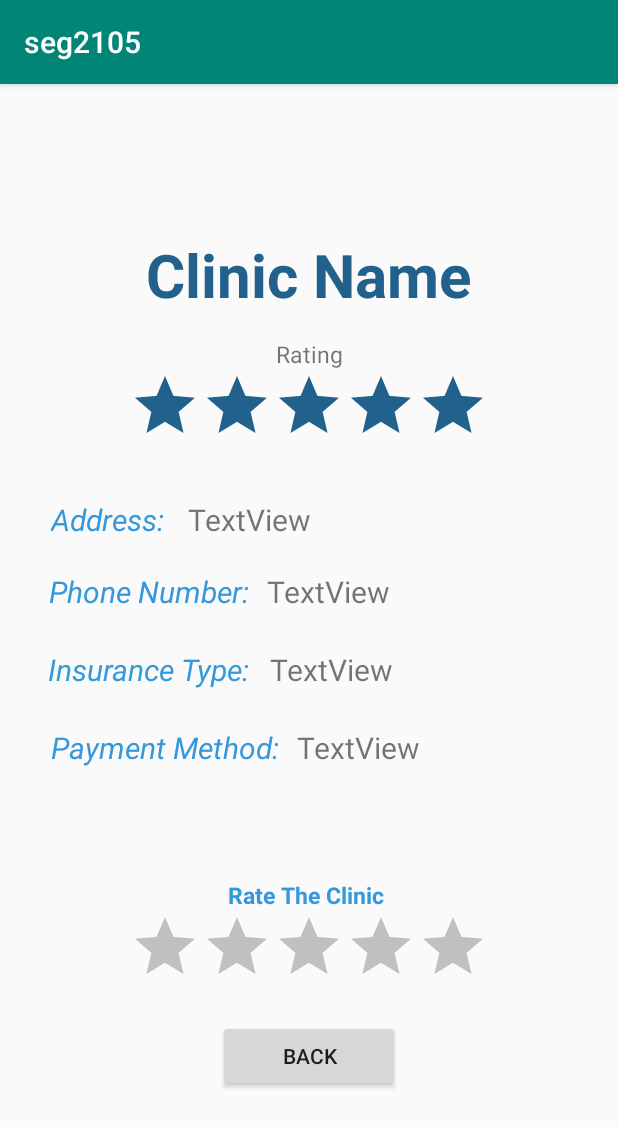
After one commit to nskha101/AndriodClinicServicesDemo, an Android app: the ClinicProfile screen opened directly, with no data from a screen before it, on a phone screen of 412 x 824 dp. The commit adds this screen. Shown: the top 1127 px of the screen. Run offline under Robolectric (Android 15) with nearby library versions, the phone set to English and light mode, and no system bars.

Commit message:
commit clinic profile

```diff
--- a/app/src/main/AndroidManifest.xml
+++ b/app/src/main/AndroidManifest.xml
@@ -9,7 +9,7 @@
         android:roundIcon="@mipmap/ic_launcher_round"
         android:supportsRtl="true"
         android:theme="@style/AppTheme">
-        <activity android:name=".PatientRanking"></activity>
+        <activity android:name=".ClinicProfile"></activity>
         <activity android:name=".SearchClinicByService" />
         <activity android:name=".PatientScreen" />
         <activity android:name=".SearchClinicByAddress" />
--- a/app/src/main/java/com/example/seg2105/Clinic.java
+++ b/app/src/main/java/com/example/seg2105/Clinic.java
@@ -7,6 +7,8 @@ public class Clinic {
     private String clinicInsurance;
     private String clinicPayment;
     private String creator;
+    private double rating;
+    private int waiting;
 
 
     public Clinic (){
@@ -18,6 +20,8 @@ public class Clinic {
        this.clinicPhoneNum=clinicPhoneNum;
        this.clinicInsurance=clinicInsurance;
        this.clinicPayment=clinicPayment;
+       this.rating=0;
+       this.waiting=0;
 
     }
 
@@ -28,6 +32,8 @@ public class Clinic {
         this.clinicInsurance=clinicInsurance;
         this.clinicPayment=clinicPayment;
         this.creator=creator;
+        this.rating=0;
+        this.waiting=0;
     }
 
     public String getClinicName(){
@@ -42,7 +48,11 @@ public class Clinic {
 
     public String getClinicPayment(){return  clinicPayment;}
 
+    public double getRating(){ return rating;}
+
     public String getCreator() { return creator;}
+
+    public int getWaiting(){return waiting;}
 
     public void setClinicName(String name){clinicName = name;}
 
--- /dev/null
+++ b/app/src/main/java/com/example/seg2105/ClinicProfile.java
@@ -0,0 +1,18 @@
+package com.example.seg2105;
+
+import androidx.appcompat.app.AppCompatActivity;
+
+import android.os.Bundle;
+import android.widget.RatingBar;
+
+public class ClinicProfile extends AppCompatActivity {
+
+    @Override
+    protected void onCreate(Bundle savedInstanceState) {
+        super.onCreate(savedInstanceState);
+        setContentView(R.layout.activity_clinic_profile);
+
+        RatingBar setrating = (RatingBar) findViewById(R.id.rate);
+       // setrating.setNumStars();
+    }
+}
--- a/app/src/main/java/com/example/seg2105/EmployeeScreen.java
+++ b/app/src/main/java/com/example/seg2105/EmployeeScreen.java
@@ -6,6 +6,7 @@ import androidx.appcompat.app.AppCompatActivity;
 import android.content.Intent;
 import android.os.Bundle;
 import android.view.View;
+import android.widget.Button;
 import android.widget.TextView;
 
 import com.google.firebase.database.DataSnapshot;
@@ -27,13 +28,17 @@ public class EmployeeScreen extends AppCompatActivity {
     protected void onCreate(Bundle savedInstanceState) {
         super.onCreate(savedInstanceState);
         setContentView(R.layout.activity_employee_screen);
+
         getClinic();
+
     }
     @Override
     protected void onResume(){
         super.onResume();
         getClinic();
     }
+
+
 
     public void goToDeleteEmployeeService(View view){
         Intent intent = new Intent(getApplicationContext(), DeleteEmployeeService.class);
@@ -110,6 +115,11 @@ public class EmployeeScreen extends AppCompatActivity {
 
     }
 
+    public void goToClinicProfie(View view){
+        Intent intent = new Intent(getApplicationContext(), ClinicProfile.class);
+        startActivity(intent);
+    }
+
     public static Clinic getUserClinic(){
         return userClinic;
     }
--- a/app/src/main/java/com/example/seg2105/PatientRanking.java
+++ /dev/null
@@ -1,15 +0,0 @@
-package com.example.seg2105;
-
-import androidx.appcompat.app.AppCompatActivity;
-
-import android.os.Bundle;
-
-public class PatientRanking extends AppCompatActivity {
-
-    @Override
-    protected void onCreate(Bundle savedInstanceState) {
-        super.onCreate(savedInstanceState);
-        setContentView(R.layout.activity_patient_ranking);
-    }
-
-}
--- /dev/null
+++ b/app/src/main/res/layout/activity_clinic_profile.xml
@@ -0,0 +1,182 @@
+<?xml version="1.0" encoding="utf-8"?>
+<androidx.constraintlayout.widget.ConstraintLayout xmlns:android="http://schemas.android.com/apk/res/android"
+    xmlns:app="http://schemas.android.com/apk/res-auto"
+    xmlns:tools="http://schemas.android.com/tools"
+    android:layout_width="match_parent"
+    android:layout_height="match_parent"
+    tools:context=".ClinicProfile">
+
+    <LinearLayout
+        android:layout_width="match_parent"
+        android:layout_height="match_parent"
+        android:gravity="center_horizontal"
+        android:orientation="vertical">
+
+        <Space
+            android:layout_width="match_parent"
+            android:layout_height="100dp" />
+
+        <TextView
+            android:textStyle="bold"
+            android:textColor="#21618C"
+            android:id="@+id/textView47"
+            android:layout_width="wrap_content"
+            android:layout_height="wrap_content"
+            android:text="Clinic Name"
+            android:textSize="40sp" />
+
+        <Space
+            android:layout_width="match_parent"
+            android:layout_height="15dp" />
+
+        <TextView
+            android:id="@+id/textView58"
+            android:layout_width="match_parent"
+            android:layout_height="wrap_content"
+            android:gravity="center_horizontal"
+            android:text="Rating"
+            android:textSize="15dp" />
+
+        <RatingBar
+            android:id="@+id/rate"
+            android:layout_width="wrap_content"
+            android:layout_height="46dp"
+            android:numStars="5"
+            android:progressTint="#3498DB "
+            android:progressBackgroundTint="#21618C"
+            android:stepSize="0.25"/>/>
+
+        <Space
+            android:layout_width="match_parent"
+            android:layout_height="40dp" />
+
+        <LinearLayout
+            android:layout_width="344dp"
+            android:layout_height="48dp"
+            android:orientation="horizontal">
+
+            <TextView
+                android:id="@+id/textView48"
+                android:layout_width="91dp"
+                android:layout_height="wrap_content"
+                android:text="Address:"
+                android:textColor="#3498DB"
+                android:textSize="20sp"
+                android:textStyle="italic" />
+
+            <TextView
+                android:id="@+id/address"
+                android:layout_width="133dp"
+                android:layout_height="wrap_content"
+                android:layout_weight="1"
+                android:text="TextView"
+                android:textSize="20sp" />
+        </LinearLayout>
+
+        <LinearLayout
+            android:layout_width="346dp"
+            android:layout_height="52dp"
+            android:orientation="horizontal">
+
+            <TextView
+                android:id="@+id/textView49"
+                android:layout_width="145dp"
+                android:layout_height="wrap_content"
+                android:text="Phone Number:"
+                android:textColor="#3498DB"
+                android:textSize="20sp"
+                android:textStyle="italic" />
+
+            <TextView
+                android:id="@+id/phonenumber"
+                android:layout_width="wrap_content"
+                android:layout_height="wrap_content"
+                android:layout_weight="1"
+                android:text="TextView"
+                android:textSize="20sp" />
+        </LinearLayout>
+
+        <LinearLayout
+            android:layout_width="347dp"
+            android:layout_height="52dp"
+            android:orientation="horizontal">
+
+            <TextView
+                android:id="@+id/textView50"
+                android:layout_width="148dp"
+                android:layout_height="wrap_content"
+                android:text="Insurance Type:"
+                android:textColor="#3498DB"
+                android:textSize="20sp"
+                android:textStyle="italic" />
+
+            <TextView
+                android:id="@+id/insureancetype"
+                android:layout_width="wrap_content"
+                android:layout_height="wrap_content"
+                android:layout_weight="1"
+                android:text="TextView"
+                android:textSize="20sp" />
+        </LinearLayout>
+
+        <LinearLayout
+            android:layout_width="344dp"
+            android:layout_height="51dp"
+            android:orientation="horizontal">
+
+            <TextView
+                android:id="@+id/textView51"
+                android:layout_width="164dp"
+                android:layout_height="wrap_content"
+                android:text="Payment Method:"
+                android:textColor="#3498DB"
+                android:textSize="20sp"
+                android:textStyle="italic" />
+
+            <TextView
+                android:id="@+id/paymentmethod"
+                android:layout_width="wrap_content"
+                android:layout_height="wrap_content"
+                android:layout_weight="1"
+                android:text="TextView"
+                android:textSize="20sp" />
+
+        </LinearLayout>
+
+        <Space
+            android:layout_width="match_parent"
+            android:layout_height="50dp" />
+
+        <TextView
+            android:textColor="#3498DB"
+            android:textStyle="bold"
+            android:id="@+id/textView57"
+            android:layout_width="108dp"
+            android:layout_height="wrap_content"
+            android:text="Rate The Clinic"
+            android:textSize="15dp" />
+
+        <RatingBar
+            android:id="@+id/setrate"
+            android:layout_width="wrap_content"
+            android:layout_height="wrap_content"
+            android:numStars="5"
+            android:progressTint="#F4D03F "
+            android:progressBackgroundTint="#C0C0C0"
+            android:stepSize="0.25"
+            />
+
+        <Space
+            android:layout_width="match_parent"
+            android:layout_height="15dp" />
+
+        <Button
+            android:id="@+id/button12"
+            android:layout_width="121dp"
+            android:layout_height="wrap_content"
+            android:text="Back" />
+
+
+    </LinearLayout>
+
+</androidx.constraintlayout.widget.ConstraintLayout>
--- a/app/src/main/res/layout/activity_employee_screen.xml
+++ b/app/src/main/res/layout/activity_employee_screen.xml
@@ -100,5 +100,12 @@
             android:onClick="goToDeleteEmployeeService"
             android:text="Delete Services" />
 
+        <Button
+            android:id="@+id/button14"
+            android:layout_width="126dp"
+            android:layout_height="wrap_content"
+            android:onClick="goToClinicProfie"
+            android:text="Profile Temp" />
+
     </LinearLayout>
 </androidx.constraintlayout.widget.ConstraintLayout>
--- a/app/src/main/res/layout/activity_patient_ranking.xml
+++ /dev/null
@@ -1,39 +0,0 @@
-<?xml version="1.0" encoding="utf-8"?>
-<androidx.constraintlayout.widget.ConstraintLayout xmlns:android="http://schemas.android.com/apk/res/android"
-    xmlns:app="http://schemas.android.com/apk/res-auto"
-    xmlns:tools="http://schemas.android.com/tools"
-    android:layout_width="match_parent"
-    android:layout_height="match_parent"
-    tools:context=".PatientRanking">
-
-    <LinearLayout
-        android:layout_width="match_parent"
-        android:layout_height="match_parent"
-        android:orientation="vertical">
-
-        <Space
-            android:layout_width="wrap_content"
-            android:layout_height="100dp" />
-
-        <TextView
-            android:id="@+id/textView34"
-            android:layout_width="match_parent"
-            android:layout_height="wrap_content"
-            android:gravity="center|center_horizontal|center_vertical"
-            android:text="TextView"
-            android:textStyle="bold"
-            android:textColor="#21618C"
-            android:textSize="36sp"
-            tools:text="Rank Clinic" />
-
-        <Space
-            android:layout_width="match_parent"
-            android:layout_height="100dp" />
-
-        <Spinner
-            android:id="@+id/spinner"
-            android:layout_width="match_parent"
-            android:layout_height="wrap_content" />
-    </LinearLayout>
-
-</androidx.constraintlayout.widget.ConstraintLayout>
```
